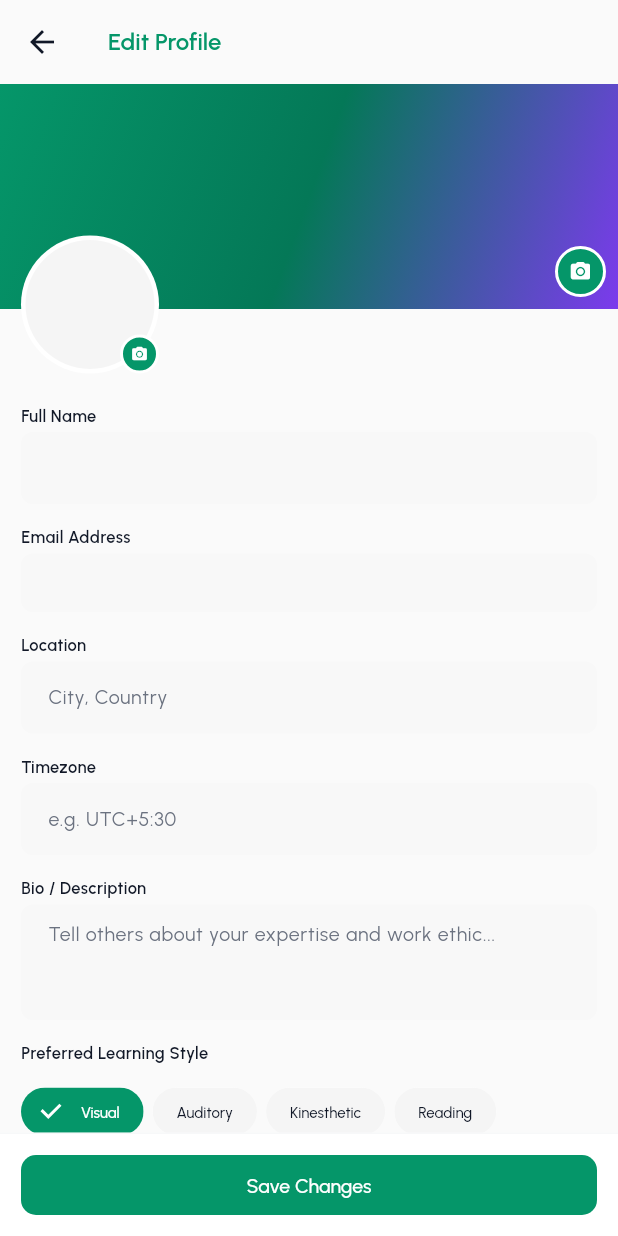
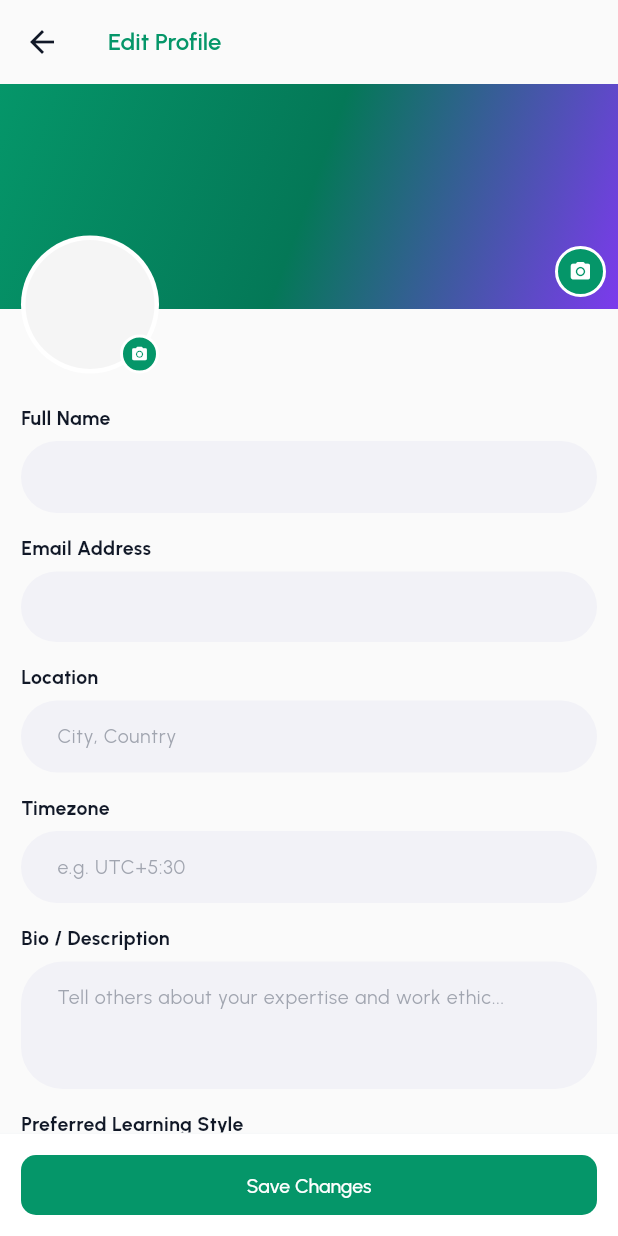
Before and after one commit to Pushparaj13811/flutter, a Flutter app: the ProfileEdit widget shown alone on an empty page, opened directly with empty values, on a phone screen of 412 x 824 dp. Run offline on Flutter 3.47's test engine with Material 3 defaults, Android fonts, the phone set to English and light mode, and no system bars; our stand-ins replace cached_network_image, chewie, cloud_firestore, connectivity_plus, firebase_auth, firebase_core and 13 more; missing offline and left inert: agora_rtc_engine; accounts and stored records are empty.

Commit message:
fix: profile gradient fades into background, edit inputs are pill-shaped
- Profile gradient now flows from primary → faded → scaffold background
  with 3 stops instead of hard rounded corners
- Edit profile inputs use fully rounded pill shape (radius 28)
- Light gray fill (#F2F2F7) that works in light mode
- Bolder field labels (w700)
- Proper contrast for hint text

Co-Authored-By: Claude Opus 4.6 (1M context) <noreply@anthropic.com>

```diff
--- a/lib/features/profile/widgets/profile_edit.dart
+++ b/lib/features/profile/widgets/profile_edit.dart
@@ -12,7 +12,6 @@ import 'package:skill_exchange/config/di/providers.dart';
 import 'package:skill_exchange/core/theme/app_colors_extension.dart';
 import 'package:skill_exchange/core/theme/app_gradients.dart';
 import 'package:skill_exchange/core/theme/app_spacing.dart';
-import 'package:skill_exchange/core/theme/app_radius.dart';
 import 'package:skill_exchange/core/theme/app_text_styles.dart';
 import 'package:skill_exchange/core/widgets/app_button.dart';
 import 'package:skill_exchange/core/widgets/user_avatar.dart';
@@ -493,16 +492,18 @@ class _ProfileEditState extends ConsumerState<ProfileEdit> {
 
   Widget _fieldLabel(String label) {
     return Padding(
-      padding: const EdgeInsets.only(bottom: AppSpacing.xs),
+      padding: const EdgeInsets.only(bottom: AppSpacing.sm),
       child: Text(
         label,
-        style: AppTextStyles.labelMedium.copyWith(
-          color: Theme.of(context).colorScheme.onSurface,
-          fontWeight: FontWeight.w600,
+        style: AppTextStyles.bodyMedium.copyWith(
+          color: colors.foreground,
+          fontWeight: FontWeight.w700,
         ),
       ),
     );
   }
+
+  AppColorsExtension get colors => context.colors;
 
   Widget _filledField(
     AppColorsExtension colors,
@@ -510,46 +511,58 @@ class _ProfileEditState extends ConsumerState<ProfileEdit> {
     String? hint,
     int maxLines = 1,
   }) {
+    // Use a concrete light gray that works in both light and dark mode
+    final isDark = Theme.of(context).brightness == Brightness.dark;
+    final fillColor = isDark
+        ? Colors.white.withValues(alpha: 0.08)
+        : const Color(0xFFF2F2F7);
+
     return TextField(
       controller: controller,
       maxLines: maxLines,
       style: AppTextStyles.bodyMedium.copyWith(color: colors.foreground),
       decoration: InputDecoration(
         hintText: hint,
-        hintStyle:
-            AppTextStyles.bodyMedium.copyWith(color: colors.mutedForeground),
+        hintStyle: AppTextStyles.bodyMedium.copyWith(
+          color: colors.mutedForeground.withValues(alpha: 0.6),
+        ),
         filled: true,
-        fillColor: colors.muted.withValues(alpha: 0.5),
+        fillColor: fillColor,
         border: OutlineInputBorder(
-          borderRadius: BorderRadius.circular(AppRadius.input),
+          borderRadius: BorderRadius.circular(28),
           borderSide: BorderSide.none,
         ),
         enabledBorder: OutlineInputBorder(
-          borderRadius: BorderRadius.circular(AppRadius.input),
+          borderRadius: BorderRadius.circular(28),
           borderSide: BorderSide.none,
         ),
         focusedBorder: OutlineInputBorder(
-          borderRadius: BorderRadius.circular(AppRadius.input),
+          borderRadius: BorderRadius.circular(28),
           borderSide: BorderSide(color: colors.primary, width: 1.5),
         ),
         contentPadding: const EdgeInsets.symmetric(
-          horizontal: AppSpacing.lg,
-          vertical: AppSpacing.md,
+          horizontal: 20,
+          vertical: 14,
         ),
       ),
     );
   }
 
   Widget _readOnlyField(AppColorsExtension colors, String value) {
+    final isDark = Theme.of(context).brightness == Brightness.dark;
+    final fillColor = isDark
+        ? Colors.white.withValues(alpha: 0.08)
+        : const Color(0xFFF2F2F7);
+
     return Container(
       width: double.infinity,
       padding: const EdgeInsets.symmetric(
-        horizontal: AppSpacing.lg,
-        vertical: AppSpacing.md,
+        horizontal: 20,
+        vertical: 14,
       ),
       decoration: BoxDecoration(
-        color: colors.muted.withValues(alpha: 0.5),
-        borderRadius: BorderRadius.circular(AppRadius.input),
+        color: fillColor,
+        borderRadius: BorderRadius.circular(28),
       ),
       child: Text(
         value,
--- a/lib/features/profile/widgets/profile_view.dart
+++ b/lib/features/profile/widgets/profile_view.dart
@@ -95,25 +95,25 @@ class _OwnProfileLayout extends StatelessWidget {
     final colors = context.colors;
     final topPad = MediaQuery.of(context).padding.top;
 
+    final scaffoldBg = Theme.of(context).scaffoldBackgroundColor;
+
     return SingleChildScrollView(
       child: Column(
         crossAxisAlignment: CrossAxisAlignment.stretch,
         children: [
-          // ── Gradient header ──────────────────────────────────────────────
+          // ── Gradient header that fades into scaffold background ─────────
           Container(
             width: double.infinity,
             decoration: BoxDecoration(
               gradient: LinearGradient(
                 begin: Alignment.topCenter,
                 end: Alignment.bottomCenter,
+                stops: const [0.0, 0.6, 1.0],
                 colors: [
                   colors.primary,
-                  colors.primary.withValues(alpha: 0.85),
+                  colors.primary.withValues(alpha: 0.7),
+                  scaffoldBg,
                 ],
-              ),
-              borderRadius: const BorderRadius.only(
-                bottomLeft: Radius.circular(24),
-                bottomRight: Radius.circular(24),
               ),
             ),
             child: Padding(
@@ -144,7 +144,7 @@ class _OwnProfileLayout extends StatelessWidget {
                   Text(
                     '@${profile.username}',
                     style: AppTextStyles.bodyMedium.copyWith(
-                      color: Colors.white.withValues(alpha: 0.8),
+                      color: Colors.white.withValues(alpha: 0.85),
                     ),
                     textAlign: TextAlign.center,
                   ),
@@ -177,8 +177,6 @@ class _OwnProfileLayout extends StatelessWidget {
               ),
             ),
           ),
-
-          const SizedBox(height: AppSpacing.xl),
 
           // ── Activity stats card ──────────────────────────────────────────
           _buildActivityCard(context, colors),
```
